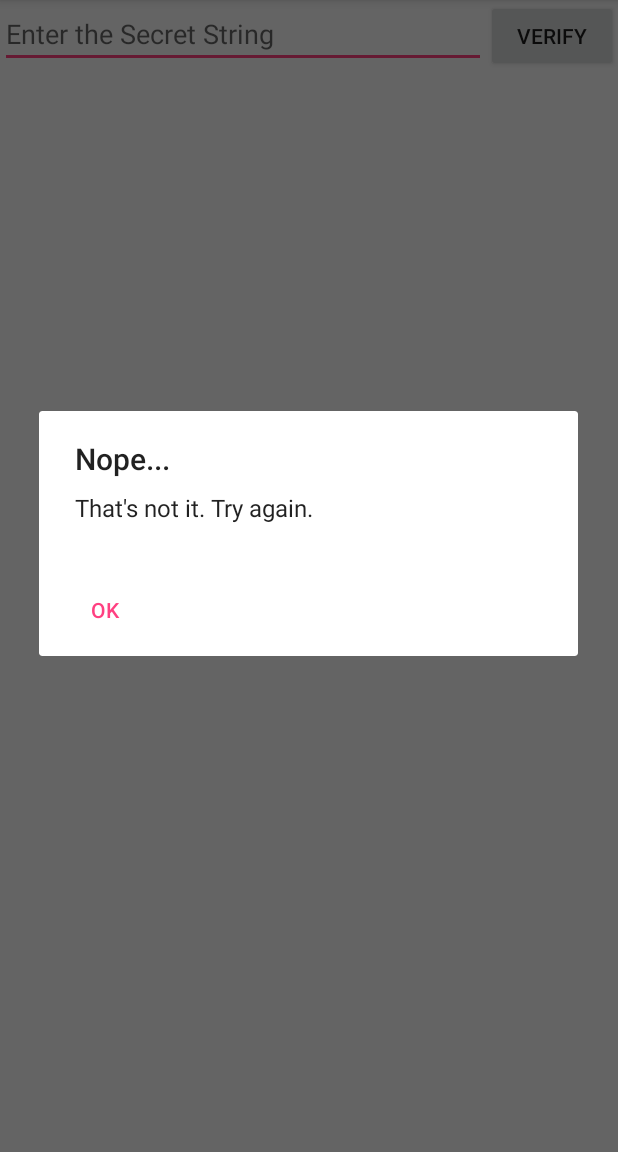
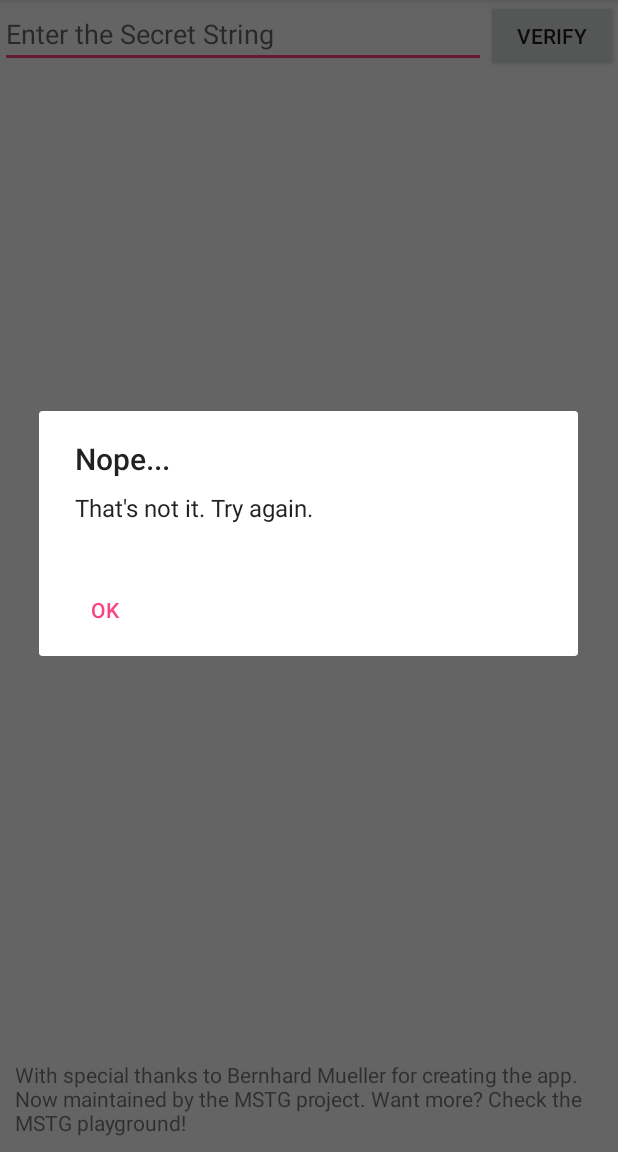
Before and after one commit to OWASP/mas-crackmes, an Android app: the screen it shows after launch (MainActivity), after a tap on "VERIFY", on a phone screen of 412 x 824 dp, the part 84-1236 px from its top. Run offline under Robolectric (Android 15) with nearby library versions, the phone set to English and light mode, and no system bars; 7 statements that could not run were skipped.

Commit message:
#3 WIP for crackme lvl 3

```diff
--- a/Android/Level3/app/src/main/res/layout/activity_main.xml
+++ b/Android/Level3/app/src/main/res/layout/activity_main.xml
@@ -1,4 +1,36 @@
-<LinearLayout android:layout_height="fill_parent" android:layout_width="fill_parent" android:orientation="horizontal" xmlns:android="http://schemas.android.com/apk/res/android">
-    <EditText android:hint="@string/edit_text" android:id="@+id/edit_text" android:layout_height="wrap_content" android:layout_weight="1.0" android:layout_width="0.0dip" />
-    <Button android:layout_height="wrap_content" android:layout_width="wrap_content" android:onClick="verify" android:text="@string/button_verify" />
+<LinearLayout xmlns:android="http://schemas.android.com/apk/res/android"
+    android:layout_width="match_parent"
+    android:layout_height="wrap_content"
+    android:orientation="vertical">
+
+    <LinearLayout
+        android:layout_width="fill_parent"
+        android:layout_height="fill_parent"
+        android:orientation="horizontal">
+
+        <EditText
+            android:id="@+id/edit_text"
+            android:layout_width="0.0dip"
+            android:layout_height="wrap_content"
+            android:layout_weight="1.0"
+            android:hint="@string/edit_text" />
+
+        <Button
+            android:layout_width="wrap_content"
+            android:layout_height="wrap_content"
+            android:onClick="verify"
+            android:text="@string/button_verify" />
+    </LinearLayout>
+
+    <RelativeLayout
+        android:layout_width="match_parent"
+        android:layout_height="match_parent"
+        android:padding="10dp">
+
+        <TextView
+            android:layout_width="match_parent"
+            android:layout_height="wrap_content"
+            android:layout_alignParentBottom="true"
+            android:text="@string/thanks" />
+    </RelativeLayout>
 </LinearLayout>
--- a/Android/Level3/app/src/main/res/values/strings.xml
+++ b/Android/Level3/app/src/main/res/values/strings.xml
@@ -12,5 +12,5 @@
     <string name="mips64">1319538057</string>
     <string name="x86">4064962232</string>
     <string name="x86_64">252221791</string>
-
+    <string name="thanks">With special thanks to Bernhard Mueller for creating the app. Now maintained by the MSTG project. Want more? Check the MSTG playground!</string>
 </resources>
--- a/Android/Level3/build.gradle
+++ b/Android/Level3/build.gradle
@@ -3,9 +3,10 @@
 buildscript {
     repositories {
         jcenter()
+        google()
     }
     dependencies {
-        classpath 'com.android.tools.build:gradle:2.3.1'
+        classpath 'com.android.tools.build:gradle:3.1.4'
 
         // NOTE: Do not place your application dependencies here; they belong
         // in the individual module build.gradle files
@@ -15,6 +16,7 @@ buildscript {
 allprojects {
     repositories {
         jcenter()
+        google()
     }
 }
 
```
Also changed, not shown: Android/Level3/app/build.gradle (+9 -9 lines), Android/Level3/gradle/wrapper/gradle-wrapper.properties, 1 other file.
